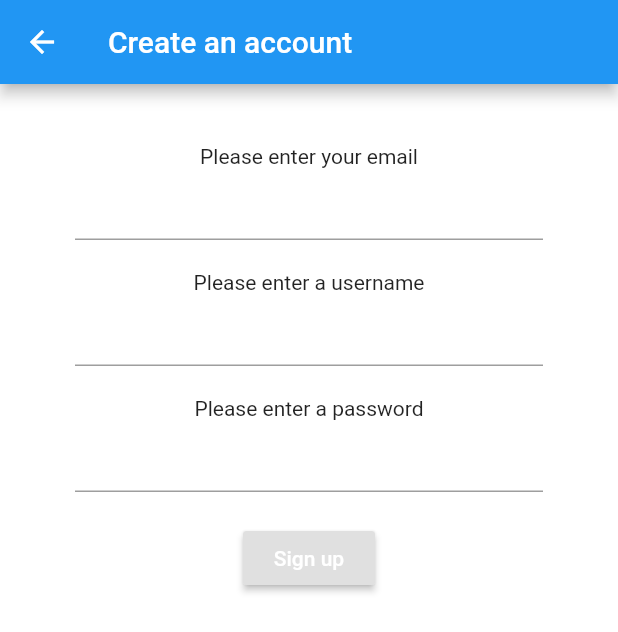
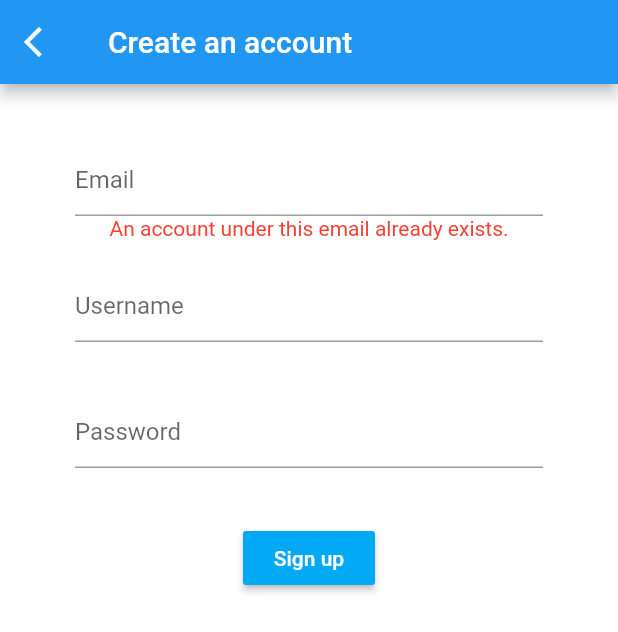
Before and after one commit to jonathanhua99/cafeapp, a Flutter app: the CreateAccount screen opened directly, after a tap on "Sign up", on a phone screen of 412 x 824 dp. Shown: the top 632 px of the screen. Run offline on Flutter 3.47's test engine with Material 2 defaults, Android fonts, the phone set to English and light mode, and no system bars; our stand-ins replace cloud_firestore, firebase_auth; accounts and stored records are empty.

Commit message:
Added icons/buttons/error messages
-Added back arrow on the create_account_screen.dart
-Added cupertino icon for successful account creation
-Redesigned pages for textform fields

```diff
--- a/lib/screens/create_account_screen.dart
+++ b/lib/screens/create_account_screen.dart
@@ -1,6 +1,8 @@
+import 'package:flutter/cupertino.dart';
 import 'package:flutter/material.dart';
 import '../services/auth.dart';
 import '../screens/login_screen.dart';
+import '../services/text_validator.dart';
 
 class CreateAccount extends StatefulWidget {
   static const String id = "create_account_screen";
@@ -14,12 +16,21 @@ class _CreateAccountState extends State<CreateAccount> {
   String email;
   String password;
   String username;
-  String error = "";
+  String errorEmail = "";
+  String errorUsername = "";
+  String errorPassword = "";
 
   @override
   Widget build(BuildContext context) {
     return Scaffold(
-        appBar: AppBar(title: Text("Create an account")),
+        appBar: AppBar(
+          leading: IconButton(
+            icon: Icon(Icons.arrow_back_ios, color: Colors.white),
+            onPressed: () =>
+                Navigator.pushReplacementNamed(context, LoginScreen.id),
+          ),
+          title: Text("Create an account"),
+        ),
         body: Container(
           color: Colors.white,
           padding: EdgeInsets.symmetric(vertical: 20.0, horizontal: 50.0),
@@ -27,31 +38,65 @@ class _CreateAccountState extends State<CreateAccount> {
               child: Column(
             children: <Widget>[
               SizedBox(height: 20.0),
-              Text("Please enter your email"),
-              TextFormField(onChanged: (val) {
-                setState(() => email = val);
-              }),
+              TextFormField(
+                  decoration: InputDecoration(hintText: "Email"),
+                  onChanged: (val) {
+                    setState(() => email = val);
+                  }),
+              Text(errorEmail, style: TextStyle(color: Colors.red)),
               SizedBox(height: 20.0),
-              Text("Please enter a username"),
-              TextFormField(onChanged: (val) {
-                setState(() => username = val);
-              }),
+              TextFormField(
+                  decoration: InputDecoration(hintText: "Username"),
+                  onChanged: (val) {
+                    setState(() => username = val);
+                  }),
               SizedBox(height: 20.0),
-              Text("Please enter a password"),
+              Text(errorUsername, style: TextStyle(color: Colors.red)),
               TextFormField(
+                  decoration: InputDecoration(hintText: "Password"),
                   obscureText: true,
                   onChanged: (val) {
                     setState(() => password = val);
+
+                    ///THIS PASSWORD VALIDATOR DOES NOT WORK YET
+                    var passValidateString = TextValidator(input: password);
+                    if (!passValidateString.isPasswordValid()) {
+                      setState(() => errorPassword =
+                          "Your password does not meet the requirements.");
+                    } else {
+                      setState(() => errorPassword = "");
+                    }
                   }),
+              Text(errorPassword, style: TextStyle(color: Colors.red)),
               SizedBox(height: 20.0),
               RaisedButton(
+                color: Colors.lightBlue,
                 child: Text("Sign up", style: TextStyle(color: Colors.white)),
                 onPressed: () async {
                   dynamic result =
                       await _auth.createNewUser(email, username, password);
                   if (result == null) {
-                    setState(() => error = "This user already exists.");
+                    setState(() => errorEmail =
+                        // THIS IS NOT WORKING YET
+                        "An account under this email already exists.");
                   } else {
+                    await showDialog(
+                        context: context,
+                        child: CupertinoAlertDialog(
+                          title: Text("Success!"),
+                          content: Text("Welcome to the app " +
+                              username +
+                              ", your account has been successfully created."),
+                          actions: <Widget>[
+                            CupertinoDialogAction(
+                              isDefaultAction: true,
+                              onPressed: (() =>
+                                  Navigator.of(context, rootNavigator: true)
+                                      .pop('dialog')),
+                              child: Text("OK"),
+                            )
+                          ],
+                        ));
                     Navigator.pushReplacementNamed(context, LoginScreen.id);
                   }
                 },
--- /dev/null
+++ b/lib/services/text_validator.dart
@@ -0,0 +1,10 @@
+class TextValidator {
+  final String input;
+
+  TextValidator({this.input});
+
+  bool isPasswordValid() {
+    RegExp regexStringObj = new RegExp(r'(?=.*?[A-Z]).{6,}$');
+    return regexStringObj.hasMatch(input);
+  }
+}
```
Also changed, not shown: lib/screens/login_screen.dart (+24 -14 lines).
